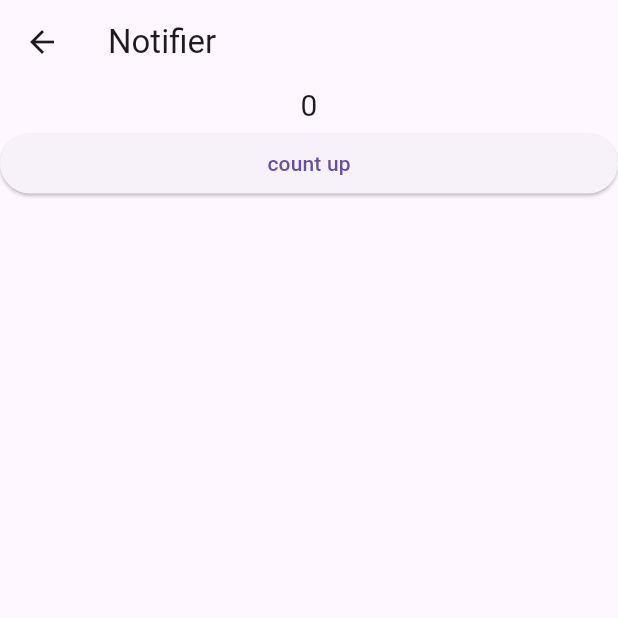
After one commit to ahra1221/Flutter_Practice, a Flutter app: the NotifierScreen screen opened directly, on a phone screen of 412 x 824 dp, the top half of it. The commit adds this screen. Run offline on Flutter 3.47's test engine with Material 3 defaults, Android fonts, the phone set to English and light mode, and no system bars; our stand-ins replace dio, get.

Commit message:
feat: Notifier를 이용한 상태관리 구현

```diff
--- a/lib/screen/button_screen.dart
+++ b/lib/screen/button_screen.dart
@@ -141,10 +141,10 @@ class ButtonScreen extends StatelessWidget {
               ElevatedButton(
                   onPressed: () {
                     Navigator.push(context, MaterialPageRoute(builder: (context) {
-                      return ProviderScreen();
+                      return StateManagementScreen();
                     }));
                   },
-                  child: Text("provider screen")),
+                  child: Text("statemanagement screen")),
               SizedBox(height: 10)
             ],
           ),
--- /dev/null
+++ b/lib/screen/state_management/notifier/notifier_screen.dart
@@ -0,0 +1,56 @@
+import 'package:flutter/material.dart';
+import 'package:flutter_projects/screen/state_management/notifier/notifier_view_model.dart';
+
+class NotifierScreen extends StatefulWidget {
+  const NotifierScreen({super.key});
+
+  @override
+  State<NotifierScreen> createState() => _NotifierScreenState();
+}
+
+class _NotifierScreenState extends State<NotifierScreen> {
+  final NotifierViewModel vm = NotifierViewModel.instance;
+  VoidCallback? listener;
+
+  @override
+  void initState() {
+    // TODO: implement initState
+    listener = () {
+      setState(() {});
+    };
+    vm.addListener(listener!);
+    super.initState();
+  }
+
+  @override
+  void dispose() {
+    // TODO: implement dispose
+    vm.removeListener(listener!);
+    super.dispose();
+  }
+
+  @override
+  Widget build(BuildContext context) {
+    return Scaffold(
+      appBar: AppBar(
+        title: Text("Notifier"),
+      ),
+      body: Column(
+        crossAxisAlignment: CrossAxisAlignment.stretch,
+        children: [
+          Center(
+            child: Text(
+              vm.count.toString(),
+              style: TextStyle(fontSize: 20),
+            ),
+          ),
+          ElevatedButton(
+              onPressed: () {
+                vm.countUp();
+              },
+              child: Text("count up"))
+        ],
+      ),
+    );
+  }
+}
--- /dev/null
+++ b/lib/screen/state_management/notifier/notifier_view_model.dart
@@ -0,0 +1,14 @@
+import 'package:flutter/widgets.dart';
+
+class NotifierViewModel with ChangeNotifier {
+
+  /// static instance -> 동일한 class 호출됨
+  static final NotifierViewModel instance = NotifierViewModel();
+
+  int count = 0;
+
+  void countUp() {
+    count++;
+    notifyListeners();
+  }
+}
```
Also changed, not shown: lib/screen/state_management/state_management_screen.dart (+17 -1 lines).
